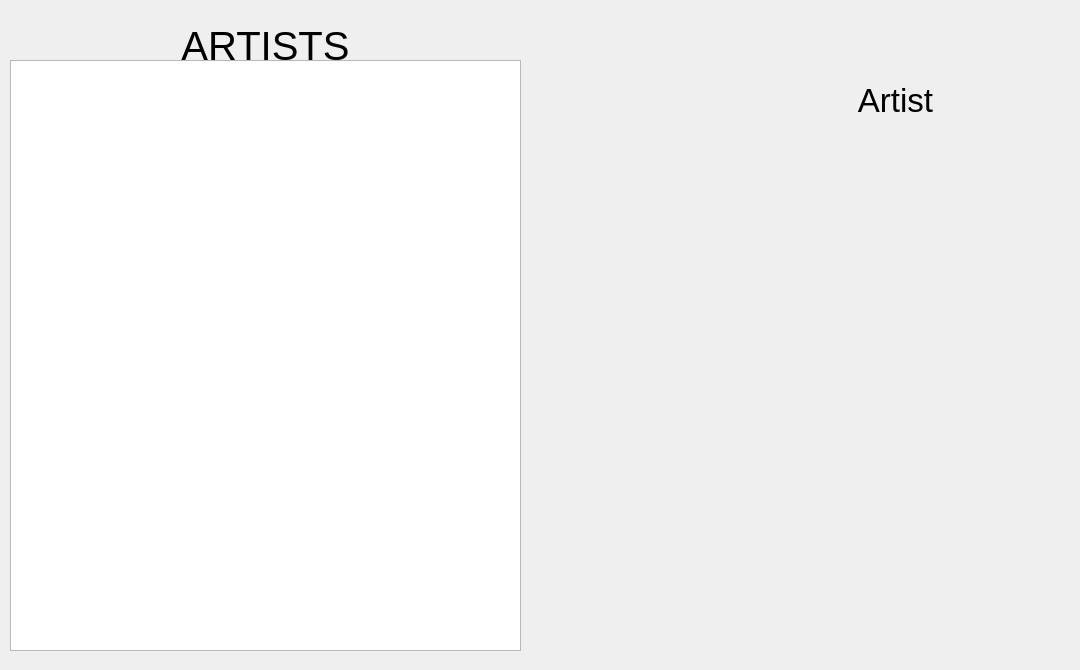
Before: the Qt Designer form Code/GUI/Artists/artists_page.ui in salamandarin/Music-Manager, drawn with Qt 5.
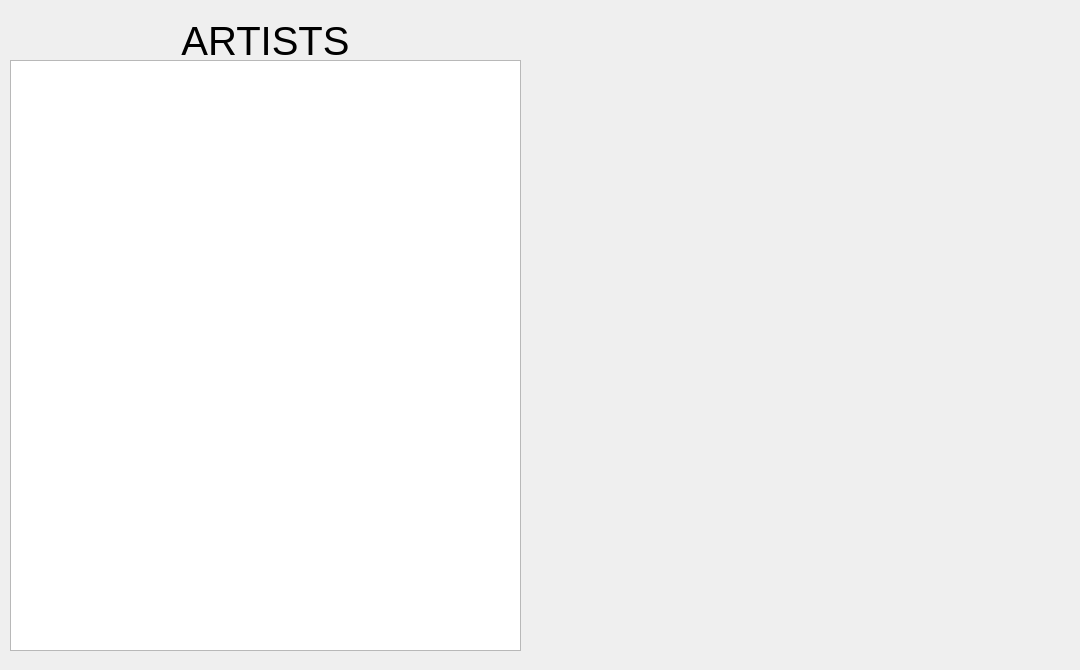
After: the same form once the commit is applied. Icons and pictures are not drawn.

The edit to the form file:
```diff
--- a/Code/GUI/Artists/artists_page.ui
+++ b/Code/GUI/Artists/artists_page.ui
@@ -19,7 +19,7 @@
      <x>50</x>
      <y>20</y>
      <width>431</width>
-     <height>51</height>
+     <height>41</height>
     </rect>
    </property>
    <property name="font">
@@ -84,7 +84,7 @@
     </font>
    </property>
    <property name="text">
-    <string>Artist</string>
+    <string/>
    </property>
    <property name="alignment">
     <set>Qt::AlignmentFlag::AlignCenter</set>
```
